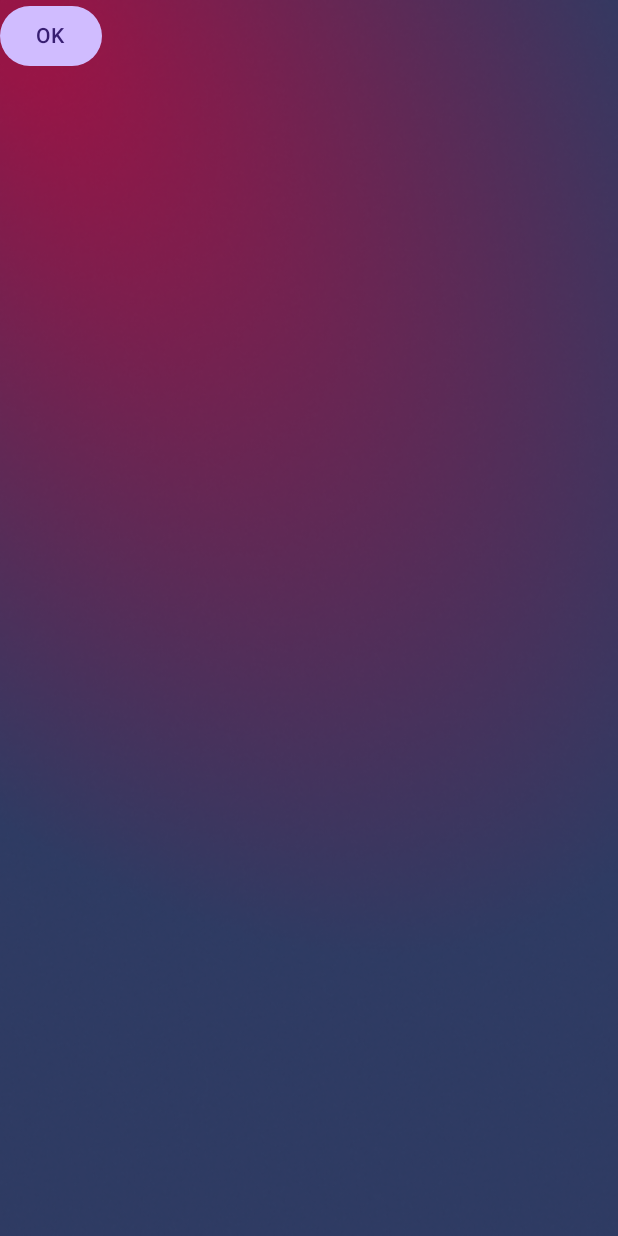
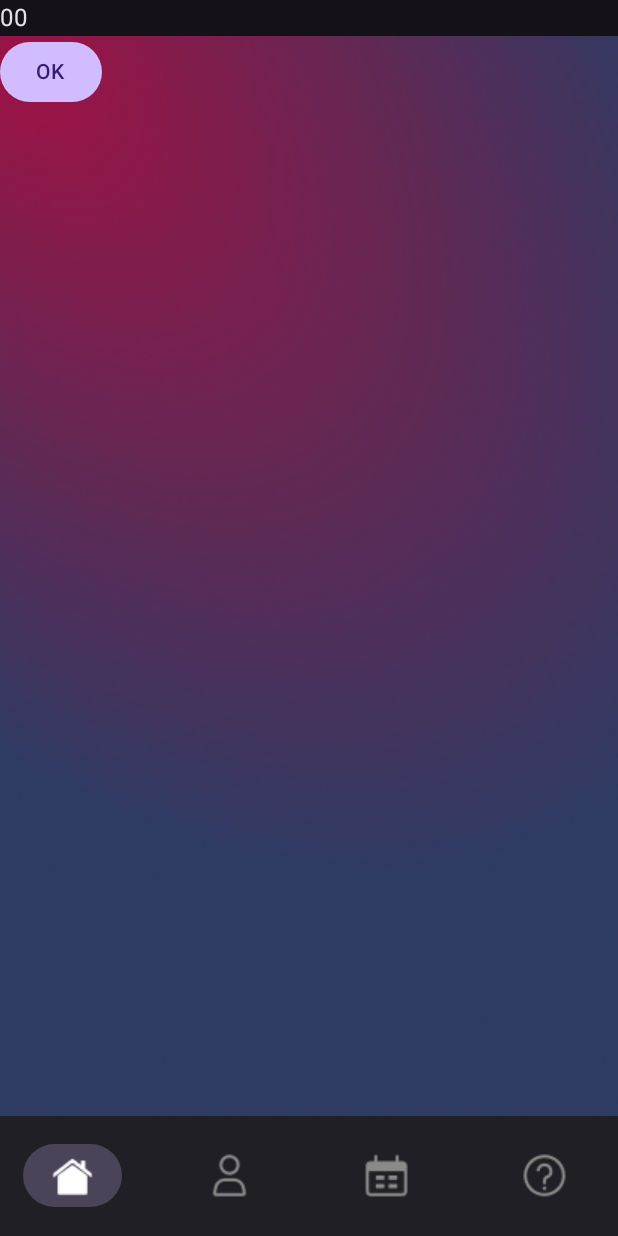
Before and after one commit to b0r1ngx/OnboardingApp, an Android app built with Jetpack Compose: the RewardingAfterTestScreen screen opened through its navigation route, on a phone screen of 412 x 824 dp. Run offline under Robolectric (Android 15) with nearby library versions, the light colour scheme and no system bars.

Commit message:
1. add images 2. Implement abstract few new screens 3. Add topNavBar & bottomNavBar 4. start implement MainScreen.kt

```diff
--- a/app/src/main/java/com/smechotech/onboarding/MainActivity.kt
+++ b/app/src/main/java/com/smechotech/onboarding/MainActivity.kt
@@ -6,17 +6,20 @@ import androidx.activity.ComponentActivity
 import androidx.activity.compose.setContent
 import androidx.activity.viewModels
 import androidx.compose.foundation.Image
-import androidx.compose.foundation.layout.Box
-import androidx.compose.foundation.layout.fillMaxSize
-import androidx.compose.runtime.Composable
+import androidx.compose.foundation.layout.*
+import androidx.compose.material3.*
+import androidx.compose.runtime.*
 import androidx.compose.ui.Modifier
+import androidx.compose.ui.graphics.Color
 import androidx.compose.ui.layout.ContentScale
 import androidx.compose.ui.res.painterResource
+import androidx.compose.ui.unit.dp
 import androidx.navigation.NavHostController
 import androidx.navigation.compose.NavHost
 import androidx.navigation.compose.composable
 import androidx.navigation.compose.rememberNavController
 import com.smechotech.onboarding.MainActivity.Companion.sharedPreferences
+import com.smechotech.onboarding.data.tests
 import com.smechotech.onboarding.ui.Navigation.*
 import com.smechotech.onboarding.ui.screens.*
 import com.smechotech.onboarding.ui.theme.OnboardingAppTheme
@@ -28,15 +31,22 @@ class MainActivity : ComponentActivity() {
         super.onCreate(savedInstanceState)
         sharedPreferences = getPreferences(MODE_PRIVATE)
         setContent {
+            val navController = rememberNavController()
+
+            val topBarState = remember { (mutableStateOf(true)) }
+            val bottomBarState = remember { (mutableStateOf(true)) }
+
             OnboardingAppTheme {
-                Box {
-                    Image(
-                        painter = painterResource(id = R.drawable.background),
-                        contentDescription = null,
-                        modifier = Modifier.fillMaxSize(),
-                        contentScale = ContentScale.FillBounds
+                Scaffold(
+                    modifier = Modifier.fillMaxSize(),
+                    topBar = { if (topBarState.value) TopInfoBar(viewModel) },
+                    bottomBar = { if (bottomBarState.value) BottomNavBar(viewModel, navController) }
+                ) { paddingValues ->
+                    App(
+                        modifier = Modifier.padding(paddingValues),
+                        viewModel = viewModel,
+                        navController = navController
                     )
-                    App(viewModel = viewModel)
                 }
             }
         }
@@ -49,11 +59,22 @@ class MainActivity : ComponentActivity() {
 
 @Composable
 fun App(
-    viewModel: UserViewModel
-) {
-    val navController = rememberNavController()
-    OnBoardingAppNavHost(navController = navController, viewModel = viewModel)
+    modifier: Modifier = Modifier,
+    viewModel: UserViewModel,
+    navController: NavHostController
+) = Box(modifier = modifier) {
+    Image(
+        painter = painterResource(id = R.drawable.background),
+        contentDescription = null,
+        modifier = Modifier.fillMaxSize(),
+        contentScale = ContentScale.FillBounds
+    )
+    OnBoardingAppNavHost(
+        navController = navController,
+        viewModel = viewModel
+    )
 }
+
 
 @Composable
 fun OnBoardingAppNavHost(
@@ -73,7 +94,8 @@ fun OnBoardingAppNavHost(
     composable(MainScreen.name) {
         MainScreen(
             navController = navController,
-            viewModel = viewModel
+            viewModel = viewModel,
+            tests = tests
         )
 
         if (firstTimeLaunch()) {
@@ -81,6 +103,18 @@ fun OnBoardingAppNavHost(
         } else if (!isUserAuthorized()) {
             navController.navigate(LoginScreen.name)
         }
+    }
+
+    composable(ProfileScreen.name) {
+        ProfileScreen(navController)
+    }
+
+    composable(CalendarScreen.name) {
+        CalendarScreen(navController)
+    }
+
+    composable(QuestionsScreen.name) {
+        QuestionsScreen(navController)
     }
 
     composable(TestScreen.name) {
@@ -130,3 +164,54 @@ fun userAuthorized() = with(sharedPreferences.edit()) {
     putBoolean(USER_AUTHORIZED, true)
     apply()
 }
+
+@Composable
+fun TopInfoBar(
+    viewModel: UserViewModel
+) {
+    Row {
+//        Image(painter = , contentDescription = )
+        Text(text = viewModel.userExperience.toString())
+        Text(text = viewModel.userDiamonds.toString())
+    }
+}
+
+enum class BottomNavBar(val descriptions: String) {
+    Home("Home"), Profile("Profile"), Calendar("Calendar"),
+    Questions("Questions / Rules / FAQ / About Us")
+}
+
+@Composable
+fun BottomNavBar(viewModel: UserViewModel, navController: NavHostController) {
+    var selectedItem by remember { mutableStateOf(0) }
+    val items = BottomNavBar.values()
+
+    NavigationBar {
+        items.forEachIndexed { index, item ->
+            val (painterResource, navigateTo) = bottomNavBar(item)
+            NavigationBarItem(
+                selected = selectedItem == index,
+                onClick = {
+                    selectedItem = index
+                    navController.navigate(navigateTo)
+                },
+                icon = {
+                    Icon(
+                        painter = painterResource(id = painterResource),
+                        contentDescription = item.descriptions,
+                        modifier = Modifier.size(34.dp),
+                        tint = if (selectedItem == index) Color.White else Color(0xFF8A8A8A)
+                    )
+                },
+                enabled = selectedItem != index
+            )
+        }
+    }
+}
+
+fun bottomNavBar(item: BottomNavBar) = when (item) {
+    BottomNavBar.Home -> R.drawable.home to MainScreen.name
+    BottomNavBar.Profile -> R.drawable.profile to ProfileScreen.name
+    BottomNavBar.Calendar -> R.drawable.calendar to CalendarScreen.name
+    BottomNavBar.Questions -> R.drawable.questions to QuestionsScreen.name
+}
--- a/app/src/main/java/com/smechotech/onboarding/data/tests.kt
+++ b/app/src/main/java/com/smechotech/onboarding/data/tests.kt
@@ -26,3 +26,5 @@
         )
     )
 )
+
+val tests = listOf(testTest)
--- a/app/src/main/java/com/smechotech/onboarding/ui/Navigation.kt
+++ b/app/src/main/java/com/smechotech/onboarding/ui/Navigation.kt
@@ -3,6 +3,5 @@ package com.smechotech.onboarding.ui
 enum class Navigation {
     OnBoardingScreen, LoginScreen, MainScreen,
     TestScreen, TestQuestionScreen, RewardingAfterTestScreen,
-    ProfileWithLeaderboardScreen, ShopScreen,
-    CalendarScreen, QuestionMarkScreen, SettingsScreen
+    ProfileScreen, ShopScreen, CalendarScreen, QuestionsScreen, SettingsScreen
 }
--- a/app/src/main/java/com/smechotech/onboarding/ui/screens/MainScreen.kt
+++ b/app/src/main/java/com/smechotech/onboarding/ui/screens/MainScreen.kt
@@ -2,12 +2,18 @@ package com.smechotech.onboarding.ui.screens
 
 import androidx.annotation.DrawableRes
 import androidx.compose.foundation.Image
-import androidx.compose.foundation.layout.Column
+import androidx.compose.foundation.clickable
 import androidx.compose.foundation.layout.size
+import androidx.compose.foundation.lazy.LazyColumn
+import androidx.compose.foundation.lazy.items
+import androidx.compose.foundation.lazy.rememberLazyListState
+import androidx.compose.foundation.rememberScrollState
 import androidx.compose.material3.Card
 import androidx.compose.material3.CardDefaults
 import androidx.compose.runtime.Composable
 import androidx.compose.ui.Modifier
+import androidx.compose.ui.draw.drawBehind
+import androidx.compose.ui.geometry.Offset
 import androidx.compose.ui.geometry.Size
 import androidx.compose.ui.geometry.toRect
 import androidx.compose.ui.graphics.Color
@@ -15,25 +21,51 @@ import androidx.compose.ui.graphics.Outline
 import androidx.compose.ui.graphics.Path
 import androidx.compose.ui.graphics.Shape
 import androidx.compose.ui.res.painterResource
+import androidx.compose.ui.tooling.preview.Devices.PIXEL_4
+import androidx.compose.ui.tooling.preview.Preview
 import androidx.compose.ui.unit.Density
 import androidx.compose.ui.unit.Dp
 import androidx.compose.ui.unit.LayoutDirection
 import androidx.compose.ui.unit.dp
+import androidx.lifecycle.viewmodel.compose.viewModel
 import androidx.navigation.NavHostController
+import androidx.navigation.compose.rememberNavController
 import com.smechotech.onboarding.R
 import com.smechotech.onboarding.UserViewModel
+import com.smechotech.onboarding.data.Test
+import com.smechotech.onboarding.data.testTest
 
 @Composable
 fun MainScreen(
     navController: NavHostController,
-    viewModel: UserViewModel
+    viewModel: UserViewModel,
+    tests: List<Test>
 ) {
-    Column {
-        Test(centerImage = R.drawable.star_filled)
-        Test(centerImage = R.drawable.star_black)
-        Test(centerImage = R.drawable.star_black)
-        Test(centerImage = R.drawable.star_black)
-        Test(centerImage = R.drawable.crown)
+    val lazyListState = rememberLazyListState()
+    val scrollState = rememberScrollState()
+    LazyColumn(
+        state = lazyListState
+    ) {
+        items(tests) {
+            Test(
+                it,
+                centerImage = R.drawable.star_filled,
+                viewModel = viewModel,
+                navController = navController
+            )
+            Test(
+                it,
+                centerImage = R.drawable.star_black,
+                viewModel = viewModel,
+                navController = navController
+            )
+            Test(
+                it,
+                centerImage = R.drawable.crown,
+                viewModel = viewModel,
+                navController = navController
+            )
+        }
     }
 }
 
@@ -56,14 +88,30 @@ class OvalCornerShape(
 
 @Composable
 fun Test(
-    @DrawableRes centerImage: Int
+    test: Test,
+    @DrawableRes centerImage: Int,
+    viewModel: UserViewModel,
+    navController: NavHostController
 ) = Card(
-    modifier = Modifier.size(100.dp),
-    shape = OvalCornerShape(30.dp),
+    modifier = Modifier
+        .drawBehind {
+            drawOval(
+                color = Color.White,
+                size = Size(width = 67.dp.toPx(), height = 54.dp.toPx())
+            )
+            drawOval(
+                color = Color(0x26FFFFFF),
+                size = Size(width = 67.dp.toPx(), height = 54.dp.toPx()),
+                topLeft = Offset(x = 0.dp.toPx(), y = 5.dp.toPx())
+            )
+        }
+        .clickable {
+            viewModel.test = testTest
+            navController.navigate(com.smechotech.onboarding.ui.Navigation.TestScreen.name)
+        },
     colors = CardDefaults.cardColors(
         containerColor = Color.White
     ),
-//    elevation = 10.dp
 ) {
     Image(
         painter = painterResource(id = centerImage),
@@ -71,3 +119,16 @@ fun Test(
         modifier = Modifier.size(24.dp)
     )
 }
+
+@Preview(
+    device = PIXEL_4,
+    showBackground = true
+)
+@Composable
+fun MainScreenPreview() {
+    MainScreen(
+        navController = rememberNavController(),
+        viewModel = viewModel(),
+        tests = listOf()
+    )
+}
```
Also changed, not shown: app/src/main/java/com/smechotech/onboarding/ui/screens/CalendarScreen.kt (added, +10 -0 lines), app/src/main/java/com/smechotech/onboarding/ui/screens/ProfileScreen.kt (added, +10 -0 lines), app/src/main/java/com/smechotech/onboarding/ui/screens/QuestionsScreen.kt (added, +10 -0 lines), app/src/main/res/drawable/avatar_great.png (added), app/src/main/res/drawable/avatar_lion.png (added), app/src/main/res/drawable/avatar_woman.png (added), app/src/main/res/drawable/calendar.png (added), app/src/main/res/drawable/home.png (added), app/src/main/res/drawable/profile.png (added), app/src/main/res/drawable/questions.png (added).
